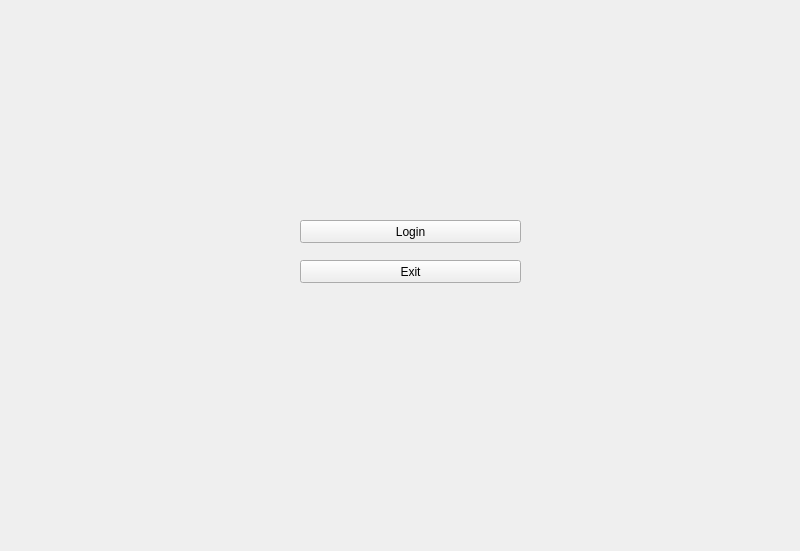
Before: the Qt Designer form Home.ui in Mjolksaft/Grupp-13, drawn with Qt 5.
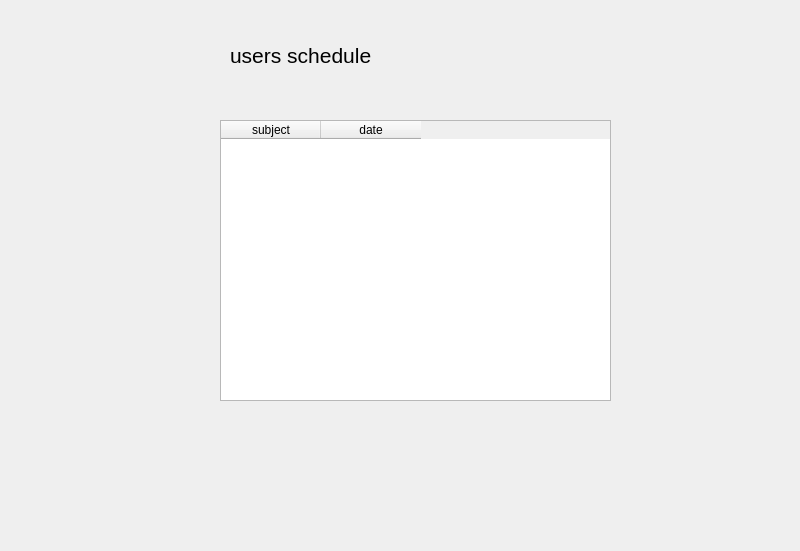
After: the same form once the commit is applied.

Commit message: tried to do some test cases

```diff
--- a/Home.ui
+++ b/Home.ui
@@ -13,30 +13,42 @@
   <property name="windowTitle">
    <string>Form</string>
   </property>
-  <widget class="QPushButton" name="Login">
+  <widget class="QTableWidget" name="Table">
    <property name="geometry">
     <rect>
-     <x>300</x>
-     <y>220</y>
-     <width>221</width>
-     <height>23</height>
+     <x>220</x>
+     <y>120</y>
+     <width>391</width>
+     <height>281</height>
     </rect>
    </property>
-   <property name="text">
-    <string>Login</string>
-   </property>
+   <column>
+    <property name="text">
+     <string>subject</string>
+    </property>
+   </column>
+   <column>
+    <property name="text">
+     <string>date</string>
+    </property>
+   </column>
   </widget>
-  <widget class="QPushButton" name="Exit">
+  <widget class="QLabel" name="label">
    <property name="geometry">
     <rect>
-     <x>300</x>
-     <y>260</y>
-     <width>221</width>
-     <height>23</height>
+     <x>230</x>
+     <y>30</y>
+     <width>391</width>
+     <height>51</height>
     </rect>
    </property>
+   <property name="font">
+    <font>
+     <pointsize>16</pointsize>
+    </font>
+   </property>
    <property name="text">
-    <string>Exit</string>
+    <string>users schedule</string>
    </property>
   </widget>
  </widget>
```
The commit also changes 2 other files.
